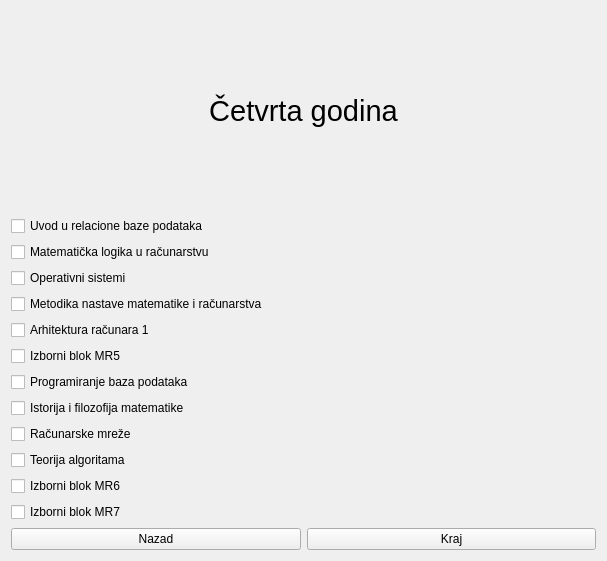
Old version of the form Planer/MatfPlaner/forms/FourthYearMR.ui in the repository stenjo1/MATF_Planner.
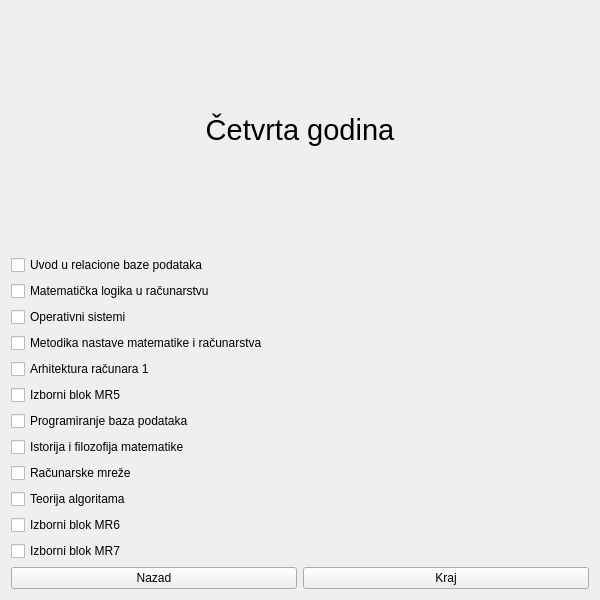
New version of the form.

Patch:
```diff
--- a/Planer/MatfPlaner/forms/FourthYearMR.ui
+++ b/Planer/MatfPlaner/forms/FourthYearMR.ui
@@ -6,8 +6,8 @@
    <rect>
     <x>0</x>
     <y>0</y>
-    <width>607</width>
-    <height>561</height>
+    <width>600</width>
+    <height>600</height>
    </rect>
   </property>
   <property name="windowTitle">
```
